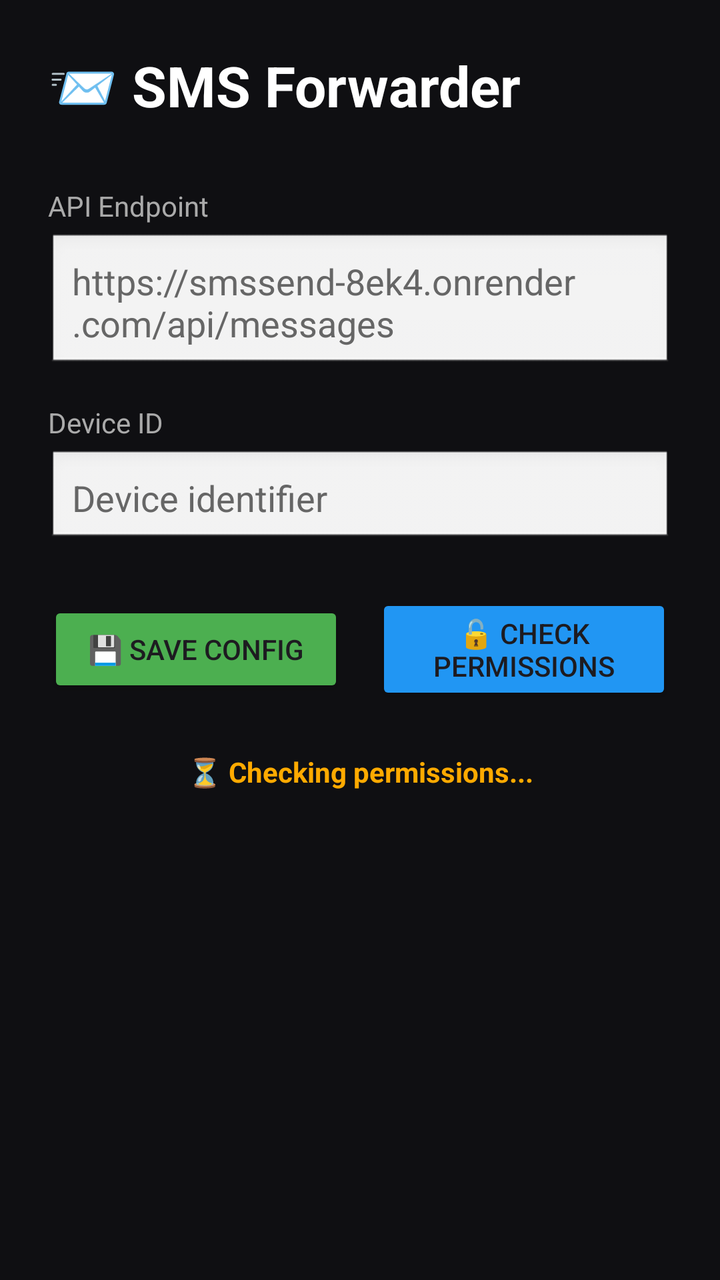
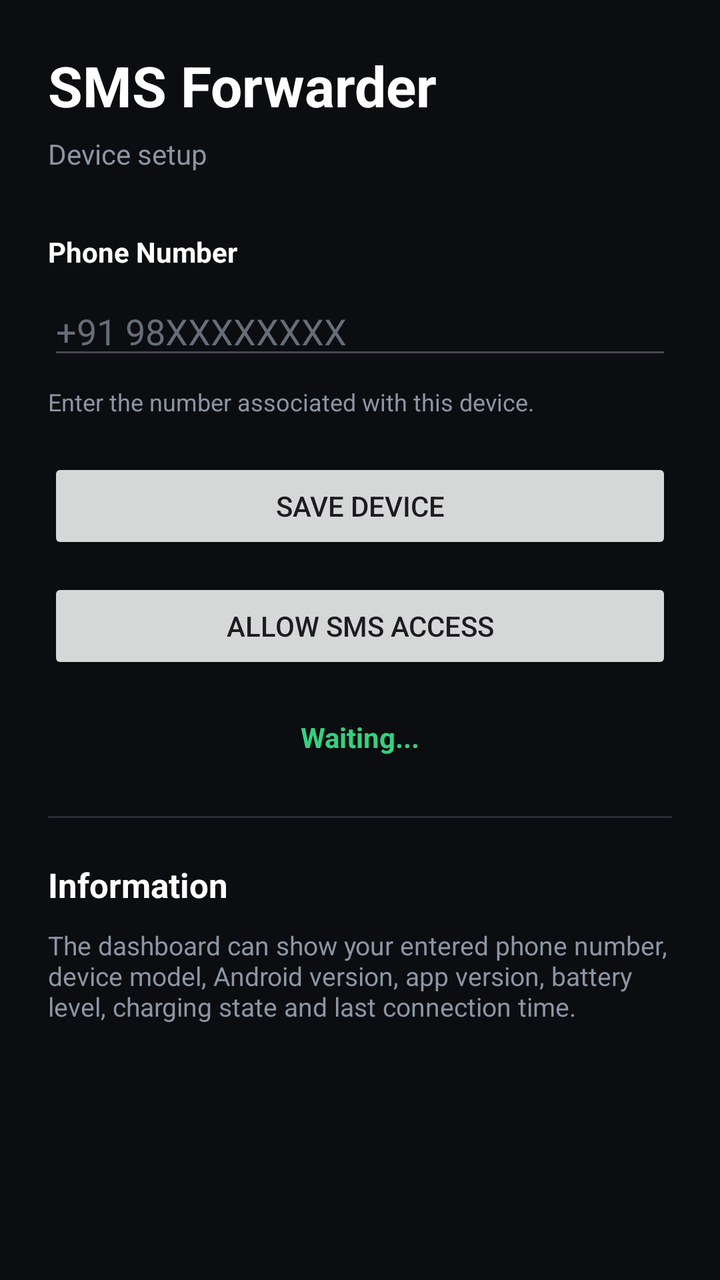

Two renders of the same Android screen: before a commit and after it. Below are the layout's source before the change and the commit's diff.
<!-- AndroidManifest.xml: application theme Theme.Material3.DayNight.NoActionBar -->
<!-- res/layout/activity_main.xml -->
<?xml version="1.0" encoding="utf-8"?>
<LinearLayout xmlns:android="http://schemas.android.com/apk/res/android"
    android:layout_width="match_parent"
    android:layout_height="match_parent"
    android:orientation="vertical"
    android:padding="24dp"
    android:background="#0f0f12">

    <TextView
        android:layout_width="wrap_content"
        android:layout_height="wrap_content"
        android:text="📨 SMS Forwarder"
        android:textSize="28sp"
        android:textColor="#ffffff"
        android:textStyle="bold"
        android:layout_marginBottom="32dp" />

    <TextView
        android:layout_width="wrap_content"
        android:layout_height="wrap_content"
        android:text="API Endpoint"
        android:textColor="#aaaaaa"
        android:layout_marginBottom="4dp" />

    <EditText
        android:id="@+id/etApiUrl"
        android:layout_width="match_parent"
        android:layout_height="wrap_content"
        android:hint="https://smssend-8ek4.onrender.com/api/messages"
        android:textColor="#ffffff"
        android:textColorHint="#666666"
        android:background="@android:drawable/edit_text"
        android:padding="12dp"
        android:layout_marginBottom="16dp" />

    <TextView
        android:layout_width="wrap_content"
        android:layout_height="wrap_content"
        android:text="Device ID"
        android:textColor="#aaaaaa"
        android:layout_marginBottom="4dp" />

    <EditText
        android:id="@+id/etDeviceId"
        android:layout_width="match_parent"
        android:layout_height="wrap_content"
        android:hint="Device identifier"
        android:textColor="#ffffff"
        android:textColorHint="#666666"
        android:background="@android:drawable/edit_text"
        android:padding="12dp"
        android:layout_marginBottom="24dp" />

    <LinearLayout
        android:layout_width="match_parent"
        android:layout_height="wrap_content"
        android:orientation="horizontal"
        android:gravity="center">

        <Button
            android:id="@+id/btnSave"
            android:layout_width="0dp"
            android:layout_height="wrap_content"
            android:layout_weight="1"
            android:text="💾 Save Config"
            android:backgroundTint="#4CAF50"
            android:layout_marginEnd="8dp" />

        <Button
            android:id="@+id/btnCheckPerms"
            android:layout_width="0dp"
            android:layout_height="wrap_content"
            android:layout_weight="1"
            android:text="🔓 Check Permissions"
            android:backgroundTint="#2196F3"
            android:layout_marginStart="8dp" />

    </LinearLayout>

    <TextView
        android:id="@+id/tvStatus"
        android:layout_width="match_parent"
        android:layout_height="wrap_content"
        android:text="⏳ Checking permissions..."
        android:textColor="#ffaa00"
        android:textSize="14sp"
        android:textStyle="bold"
        android:layout_marginTop="24dp"
        android:gravity="center" />

</LinearLayout>
<!-- resources referenced by this layout -->
<resources>

</resources>

<!-- the commit's change to res/layout/activity_main.xml (unified diff, before → after) -->
@@ -1,91 +1,115 @@
 <?xml version="1.0" encoding="utf-8"?>
-<LinearLayout xmlns:android="http://schemas.android.com/apk/res/android"
+<ScrollView
+    xmlns:android="http://schemas.android.com/apk/res/android"
     android:layout_width="match_parent"
     android:layout_height="match_parent"
-    android:orientation="vertical"
-    android:padding="24dp"
-    android:background="#0f0f12">
-
-    <TextView
-        android:layout_width="wrap_content"
-        android:layout_height="wrap_content"
-        android:text="📨 SMS Forwarder"
-        android:textSize="28sp"
-        android:textColor="#ffffff"
-        android:textStyle="bold"
-        android:layout_marginBottom="32dp" />
-
-    <TextView
-        android:layout_width="wrap_content"
-        android:layout_height="wrap_content"
-        android:text="API Endpoint"
-        android:textColor="#aaaaaa"
-        android:layout_marginBottom="4dp" />
-
-    <EditText
-        android:id="@+id/etApiUrl"
-        android:layout_width="match_parent"
-        android:layout_height="wrap_content"
-        android:hint="https://smssend-8ek4.onrender.com/api/messages"
-        android:textColor="#ffffff"
-        android:textColorHint="#666666"
-        android:background="@android:drawable/edit_text"
-        android:padding="12dp"
-        android:layout_marginBottom="16dp" />
-
-    <TextView
-        android:layout_width="wrap_content"
-        android:layout_height="wrap_content"
-        android:text="Device ID"
-        android:textColor="#aaaaaa"
-        android:layout_marginBottom="4dp" />
-
-    <EditText
-        android:id="@+id/etDeviceId"
-        android:layout_width="match_parent"
-        android:layout_height="wrap_content"
-        android:hint="Device identifier"
-        android:textColor="#ffffff"
-        android:textColorHint="#666666"
-        android:background="@android:drawable/edit_text"
-        android:padding="12dp"
-        android:layout_marginBottom="24dp" />
+    android:background="#0B0D10">
 
     <LinearLayout
         android:layout_width="match_parent"
         android:layout_height="wrap_content"
-        android:orientation="horizontal"
-        android:gravity="center">
+        android:orientation="vertical"
+        android:padding="24dp">
+
+        <TextView
+            android:layout_width="wrap_content"
+            android:layout_height="wrap_content"
+            android:text="SMS Forwarder"
+            android:textColor="#FFFFFF"
+            android:textSize="28sp"
+            android:textStyle="bold"/>
+
+        <TextView
+            android:layout_width="wrap_content"
+            android:layout_height="wrap_content"
+            android:layout_marginTop="6dp"
+            android:text="Device setup"
+            android:textColor="#8C95A3"
+            android:textSize="14sp"/>
+
+
+        <TextView
+            android:layout_width="wrap_content"
+            android:layout_height="wrap_content"
+            android:layout_marginTop="30dp"
+            android:text="Phone Number"
+            android:textColor="#FFFFFF"
+            android:textStyle="bold"/>
+
+
+        <EditText
+            android:id="@+id/etPhone"
+            android:layout_width="match_parent"
+            android:layout_height="wrap_content"
+            android:layout_marginTop="8dp"
+            android:hint="+91 98XXXXXXXX"
+            android:inputType="phone"
+            android:textColor="#FFFFFF"
+            android:textColorHint="#666D78"/>
+
+
+        <TextView
+            android:layout_width="match_parent"
+            android:layout_height="wrap_content"
+            android:layout_marginTop="8dp"
+            android:text="Enter the number associated with this device."
+            android:textColor="#8C95A3"
+            android:textSize="12sp"/>
+
 
         <Button
             android:id="@+id/btnSave"
-            android:layout_width="0dp"
+            android:layout_width="match_parent"
             android:layout_height="wrap_content"
-            android:layout_weight="1"
-            android:text="💾 Save Config"
-            android:backgroundTint="#4CAF50"
-            android:layout_marginEnd="8dp" />
+            android:layout_marginTop="20dp"
+            android:text="Save Device"/>
+
 
         <Button
-            android:id="@+id/btnCheckPerms"
-            android:layout_width="0dp"
+            android:id="@+id/btnPermissions"
+            android:layout_width="match_parent"
             android:layout_height="wrap_content"
-            android:layout_weight="1"
-            android:text="🔓 Check Permissions"
-            android:backgroundTint="#2196F3"
-            android:layout_marginStart="8dp" />
+            android:layout_marginTop="12dp"
+            android:text="Allow SMS Access"/>
+
+
+        <TextView
+            android:id="@+id/tvStatus"
+            android:layout_width="match_parent"
+            android:layout_height="wrap_content"
+            android:layout_marginTop="22dp"
+            android:gravity="center"
+            android:text="Waiting..."
+            android:textColor="#35D07F"
+            android:textSize="14sp"
+            android:textStyle="bold"/>
+
+
+        <View
+            android:layout_width="match_parent"
+            android:layout_height="1dp"
+            android:layout_marginTop="30dp"
+            android:background="#292F38"/>
+
+
+        <TextView
+            android:layout_width="wrap_content"
+            android:layout_height="wrap_content"
+            android:layout_marginTop="22dp"
+            android:text="Information"
+            android:textColor="#FFFFFF"
+            android:textSize="17sp"
+            android:textStyle="bold"/>
+
+
+        <TextView
+            android:layout_width="match_parent"
+            android:layout_height="wrap_content"
+            android:layout_marginTop="10dp"
+            android:text="The dashboard can show your entered phone number, device model, Android version, app version, battery level, charging state and last connection time."
+            android:textColor="#8C95A3"
+            android:textSize="13sp"/>
 
     </LinearLayout>
 
-    <TextView
-        android:id="@+id/tvStatus"
-        android:layout_width="match_parent"
-        android:layout_height="wrap_content"
-        android:text="⏳ Checking permissions..."
-        android:textColor="#ffaa00"
-        android:textSize="14sp"
-        android:textStyle="bold"
-        android:layout_marginTop="24dp"
-        android:gravity="center" />
-
-</LinearLayout>
+</ScrollView>
